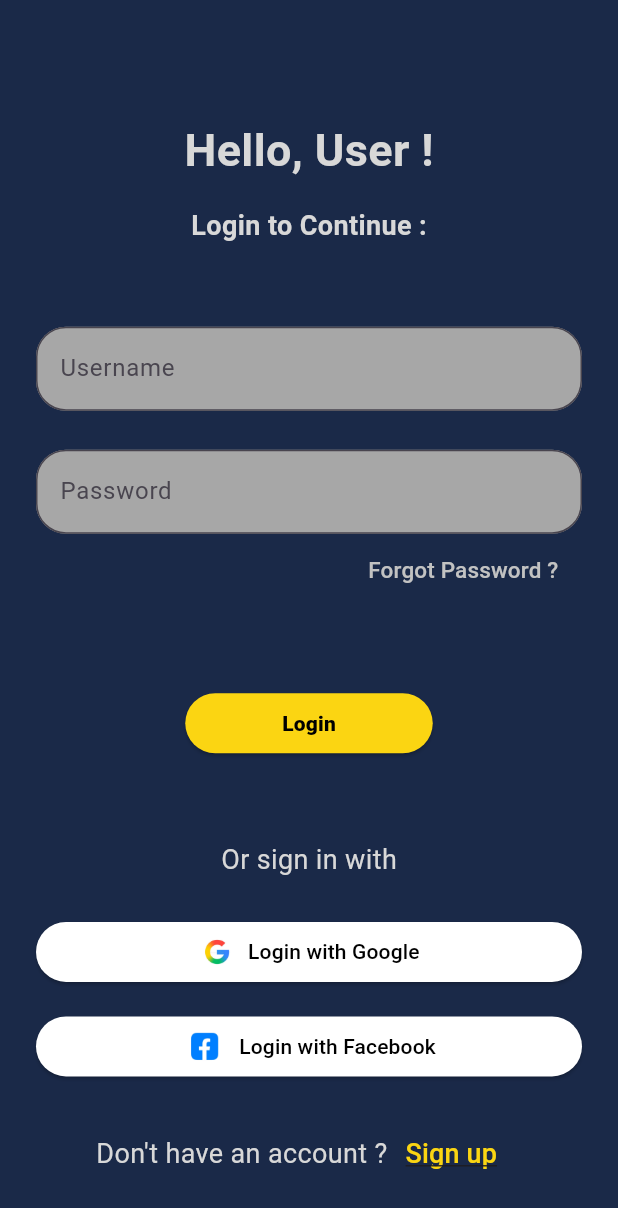
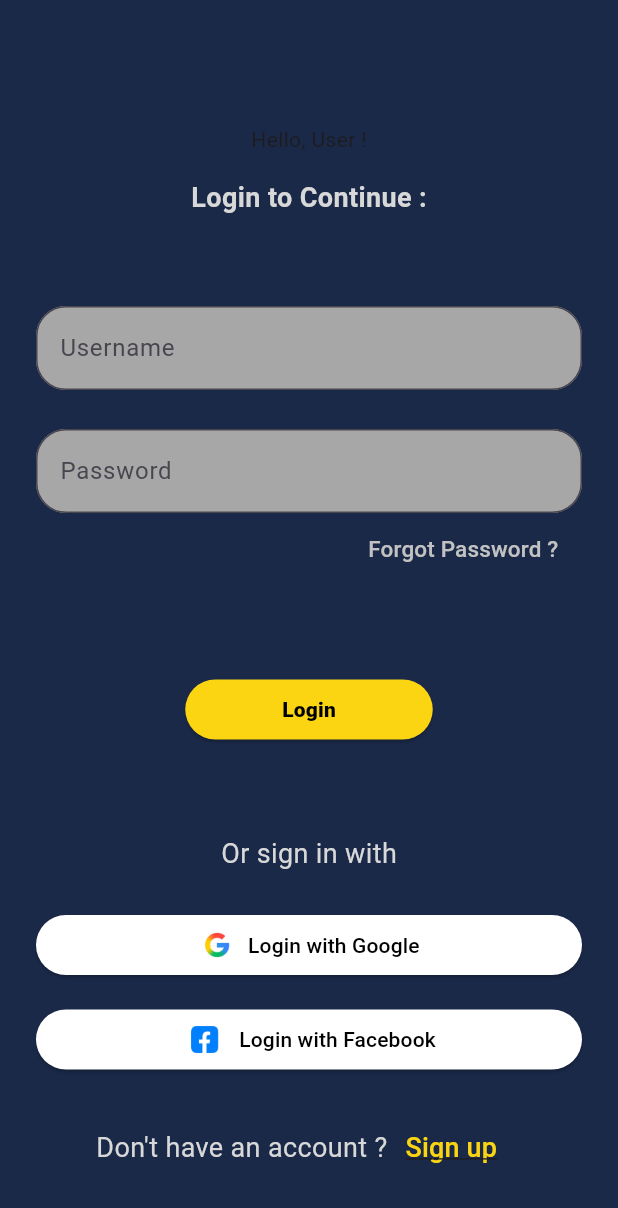
Before and after one commit to anmol-sarin/Flutter-Projects, a Flutter app: the screen it shows after launch, on a phone screen of 412 x 824 dp. Shown: the top 1208 px of the screen. Run offline on Flutter 3.47's test engine with Material 3 defaults, Android fonts, the phone set to English and light mode, and no system bars.

Commit message:
newCommit4

```diff
--- a/lib/pages/loginPage.dart
+++ b/lib/pages/loginPage.dart
@@ -21,9 +21,9 @@ class LoginPage extends StatelessWidget{
                 Spacer(),
                 Text("Hello, User !",
                   style:TextStyle(
-                  fontSize:30,
-                  fontWeight:FontWeight.bold,
-                  color: AppColors.font
+                  // fontSize:30,
+                  // fontWeight:FontWeight.bold,
+                  // color: AppColors.font
                 )
               ),
 
```
